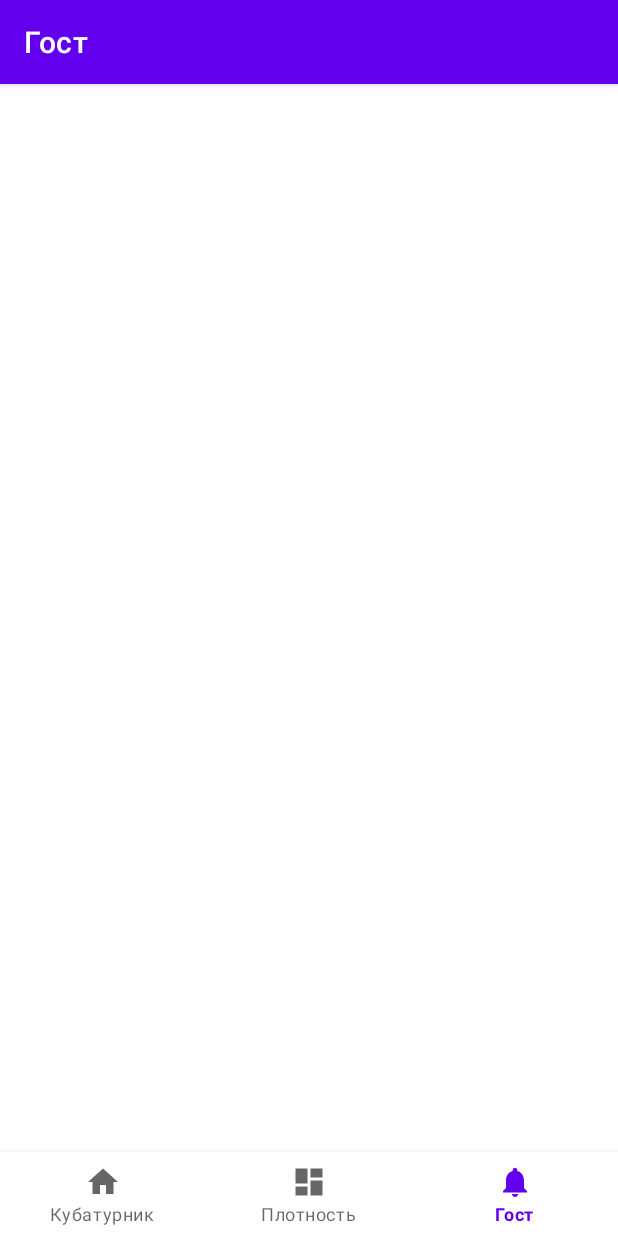
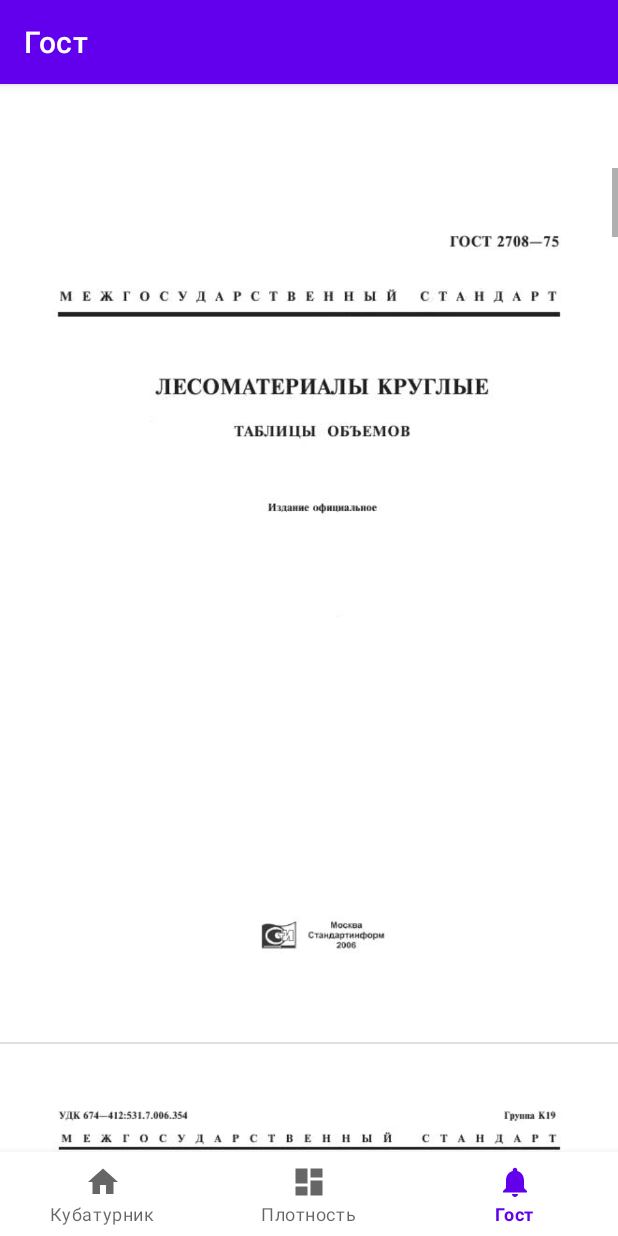
Before and after one commit to Sokolik411/VolumetricTable, an Android app: the GostFragment screen opened through its navigation route, on a phone screen of 412 x 824 dp. Run offline under Robolectric (Android 15) with nearby library versions, the phone set to English and light mode, and no system bars; our stand-ins replace Room's generated code, navigation-ui.

Commit message:
impl gost fragment with list images

```diff
--- a/app/src/main/java/ru/vsokolova/volumetric_table/ui/gost/GostFragment.kt
+++ b/app/src/main/java/ru/vsokolova/volumetric_table/ui/gost/GostFragment.kt
@@ -4,19 +4,13 @@ import android.os.Bundle
 import android.view.LayoutInflater
 import android.view.View
 import android.view.ViewGroup
-import android.widget.ArrayAdapter
 import androidx.fragment.app.Fragment
-import androidx.lifecycle.ViewModelProvider
 import ru.vsokolova.volumetric_table.R
 import ru.vsokolova.volumetric_table.databinding.FragmentGostBinding
-
 
 class GostFragment : Fragment() {
 
     private var _binding: FragmentGostBinding? = null
-
-    // This property is only valid between onCreateView and
-    // onDestroyView.
     private val binding get() = _binding!!
 
     override fun onCreateView(
@@ -24,26 +18,15 @@ class GostFragment : Fragment() {
         container: ViewGroup?,
         savedInstanceState: Bundle?
     ): View {
-        val gostViewModel = ViewModelProvider(this).get(GostViewModel::class.java)
-
         _binding = FragmentGostBinding.inflate(inflater, container, false)
-        val root: View = binding.root
-
-//        val textView: TextView = binding.textNotifications
-//        notificationsViewModel.text.observe(viewLifecycleOwner) {
-//            textView.text = it
-//        }
-        return root
+        return binding.root
     }
 
     override fun onViewCreated(view: View, savedInstanceState: Bundle?) {
         super.onViewCreated(view, savedInstanceState)
 
-
-//        binding.listviewGost.adapter = ArrayAdapter(
-//                this, R.layout.item_list_view,
-//                R.id.textViewCatName, mCatNames
-//            )
+        val adapter = ImageArrayAdapter(requireActivity(), resources.obtainTypedArray(R.array.gostPages))
+        binding.listviewGost.adapter = adapter
 
     }
 
--- a/app/src/main/java/ru/vsokolova/volumetric_table/ui/gost/GostViewModel.kt
+++ /dev/null
@@ -1,13 +0,0 @@
-package ru.vsokolova.volumetric_table.ui.gost
-
-import androidx.lifecycle.LiveData
-import androidx.lifecycle.MutableLiveData
-import androidx.lifecycle.ViewModel
-
-class GostViewModel : ViewModel() {
-
-    private val _text = MutableLiveData<String>().apply {
-        value = "This is notifications Fragment"
-    }
-    val text: LiveData<String> = _text
-}
--- /dev/null
+++ b/app/src/main/java/ru/vsokolova/volumetric_table/ui/gost/ImageArrayAdapter.kt
@@ -0,0 +1,40 @@
+package ru.vsokolova.volumetric_table.ui.gost
+
+import android.app.Activity
+import android.content.res.TypedArray
+import android.view.View
+import android.view.ViewGroup
+import android.widget.BaseAdapter
+import android.widget.ImageView
+import android.widget.ImageView.ScaleType
+
+
+class ImageArrayAdapter(private val context: Activity, private val imageIdList: TypedArray) :
+    BaseAdapter() {
+
+    override fun getItem(position: Int): Any {
+        return imageIdList.getResourceId(position, 0)
+    }
+
+    override fun getItemId(position: Int): Long {
+        return position.toLong()
+    }
+
+    override fun getView(position: Int, convertView: View?, parent: ViewGroup?): View {
+        val imageView: ImageView
+        if (convertView == null) {
+            imageView = ImageView(context)
+            imageView.scaleType = ScaleType.CENTER_INSIDE
+            imageView.adjustViewBounds = true
+            imageView.layoutParams = ViewGroup.LayoutParams(-1, -1)
+        } else {
+            imageView = convertView as ImageView
+        }
+        imageView.setImageResource(imageIdList.getResourceId(position, 0))
+        return imageView
+    }
+
+    override fun getCount(): Int {
+        return imageIdList.length()
+    }
+}
--- a/app/src/main/res/layout/fragment_gost.xml
+++ b/app/src/main/res/layout/fragment_gost.xml
@@ -2,5 +2,4 @@
 <ListView xmlns:android="http://schemas.android.com/apk/res/android"
     android:layout_width="match_parent"
     android:layout_height="match_parent"
-    android:padding="24dp"
     android:id="@+id/listview_gost"/>
--- a/app/src/main/res/layout/item_list_view.xml
+++ b/app/src/main/res/layout/item_list_view.xml
@@ -1,6 +1,6 @@
 <?xml version="1.0" encoding="utf-8"?>
 <ImageView
     xmlns:android="http://schemas.android.com/apk/res/android"
-    android:layout_width="wrap_content"
-    android:layout_height="wrap_content"
+    android:layout_width="match_parent"
+    android:layout_height="match_parent"
     android:id="@+id/image_item"/>
--- a/app/src/main/res/values/arrays.xml
+++ b/app/src/main/res/values/arrays.xml
@@ -34,4 +34,25 @@
         <item>Береза</item>
         <item>Осина</item>
     </string-array>
+    <integer-array name="gostPages">
+        <item>@drawable/gost_0</item>
+        <item>@drawable/gost_1</item>
+        <item>@drawable/gost_2</item>
+        <item>@drawable/gost_3</item>
+        <item>@drawable/gost_4</item>
+        <item>@drawable/gost_5</item>
+        <item>@drawable/gost_6</item>
+        <item>@drawable/gost_7</item>
+        <item>@drawable/gost_8</item>
+        <item>@drawable/gost_9</item>
+        <item>@drawable/gost_10</item>
+        <item>@drawable/gost_11</item>
+        <item>@drawable/gost_12</item>
+        <item>@drawable/gost_13</item>
+        <item>@drawable/gost_14</item>
+        <item>@drawable/gost_15</item>
+        <item>@drawable/gost_16</item>
+        <item>@drawable/gost_17</item>
+        <item>@drawable/gost_18</item>
+    </integer-array>
 </resources>
```
